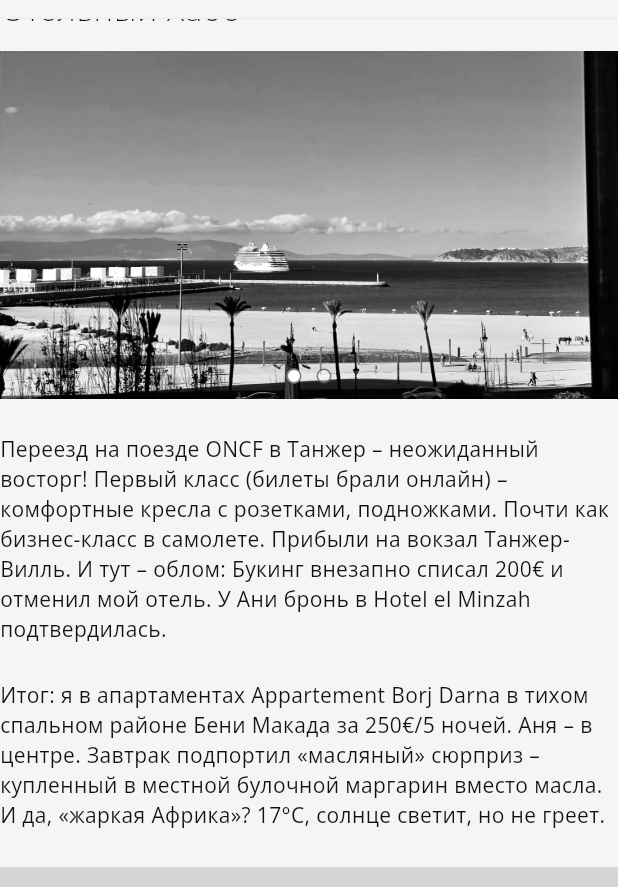
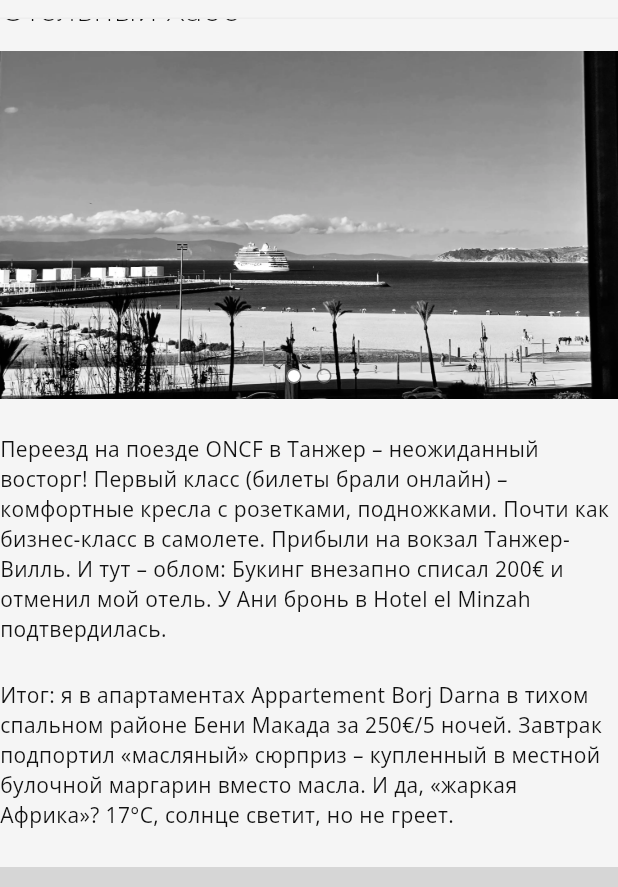
Before and after one commit to Dan1elShastovsckiy/shastovskyapp, a Flutter app: the PostPage screen opened directly, scrolled down 1728 dp, on a phone screen of 412 x 824 dp, the part 62-949 px from its top. Run offline on Flutter 3.47's test engine with Material 3 defaults, Android fonts, the light colour scheme and no system bars; our stand-ins replace google_fonts, responsive_framework; missing offline and left inert: loading_gifs; grey boxes are pictures that could not be loaded.

Commit message:
Update page_post.dart

```diff
--- a/lib/pages/page_post.dart
+++ b/lib/pages/page_post.dart
@@ -224,7 +224,7 @@ class _PostPageState extends State<PostPage> {
               alignment: Alignment.centerLeft,
               child: TextBody(
                 text:
-                    "Итог: я в апартаментах Appartement Borj Darna в тихом спальном районе Бени Макада за 250€/5 ночей. Аня – в центре. Завтрак подпортил «масляный» сюрприз – купленный в местной булочной маргарин вместо масла. И да, «жаркая Африка»? 17°C, солнце светит, но не греет.",
+                    "Итог: я в апартаментах Appartement Borj Darna в тихом спальном районе Бени Макада за 250€/5 ночей. Завтрак подпортил «масляный» сюрприз – купленный в местной булочной маргарин вместо масла. И да, «жаркая Африка»? 17°C, солнце светит, но не греет.",
               ),
             ),
             const ImageCarousel(images: [
@@ -430,7 +430,7 @@ class _PostPageState extends State<PostPage> {
               alignment: Alignment.centerLeft,
               child: TextBody(
                 text:
-                    "Перелет в Касу, прощаемся с Аней (она летела дальше по Марокко), и мои 12 часов ожидания в аэропорту перед рейсом Turkish Airlines домой через Стамбул. Время осмыслить.",
+                    "Перелет в Касу, и мои 12 часов ожидания в аэропорту перед рейсом Turkish Airlines домой через Стамбул. Время осмыслить.",
               ),
             ),
             Align(
```
